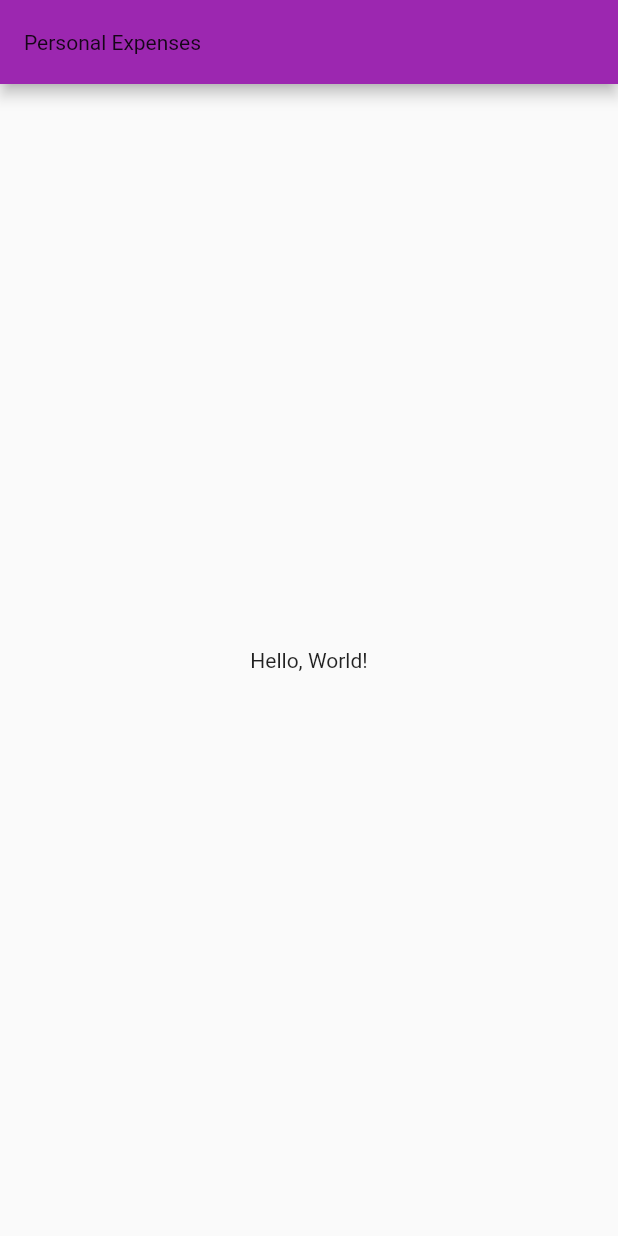
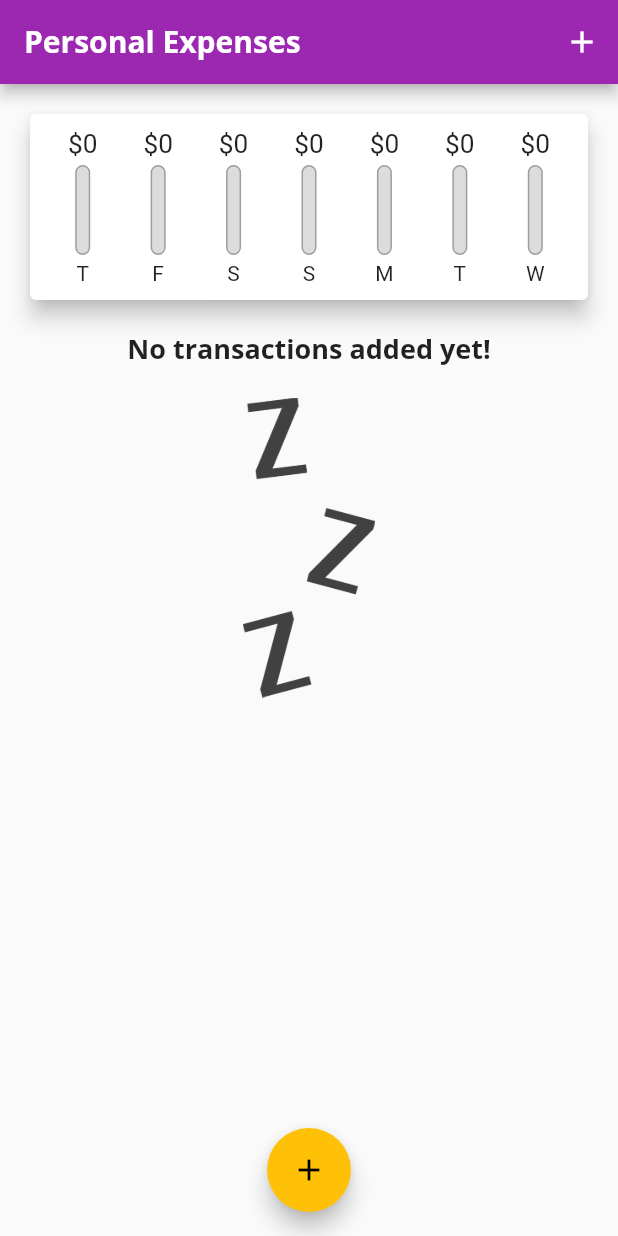
Before and after one commit to abhishekmobstac/flutter-practice, a Flutter app: the screen it shows after launch, on a phone screen of 412 x 824 dp. Run offline on Flutter 3.47's test engine with Material 2 defaults, Android fonts, the phone set to English and light mode, and no system bars.

Commit message:
expense app completed

```diff
--- a/expenses_app/lib/main.dart
+++ b/expenses_app/lib/main.dart
@@ -1,13 +1,13 @@
 import 'package:flutter/material.dart';
 
-void main() {
-  runApp(const MyApp());
-}
+import './widgets/new_transaction.dart';
+import './widgets/transaction_list.dart';
+import './widgets/chart.dart';
+import './models/transaction.dart';
+
+void main() => runApp(MyApp());
 
 class MyApp extends StatelessWidget {
-  const MyApp({Key? key}) : super(key: key);
-
-  // This widget is the root of your application.
   @override
   Widget build(BuildContext context) {
     return MaterialApp(
@@ -15,50 +15,124 @@ class MyApp extends StatelessWidget {
       theme: ThemeData(
           primarySwatch: Colors.purple,
           accentColor: Colors.amber,
+          // errorColor: Colors.red,
           fontFamily: 'Quicksand',
           textTheme: ThemeData.light().textTheme.copyWith(
-              titleMedium: const TextStyle(
+                headline6: const TextStyle(
                   fontFamily: 'OpenSans',
+                  fontWeight: FontWeight.bold,
                   fontSize: 18,
-                fontWeight: FontWeight.bold,
                 ),
-              button: TextStyle(color: Colors.white),
+                button: const TextStyle(color: Colors.white),
               ),
           appBarTheme: AppBarTheme(
             textTheme: ThemeData.light().textTheme.copyWith(
-                titleMedium: const TextStyle(
+                  headline6: const TextStyle(
                     fontFamily: 'OpenSans',
                     fontSize: 20,
                     fontWeight: FontWeight.bold,
                   ),
                 ),
-        ),
-      ),
+          )),
       home: MyHomePage(),
     );
   }
 }
 
 class MyHomePage extends StatefulWidget {
+  // String titleInput;
+  // String amountInput;
   @override
-  State<MyHomePage> createState() => _MyHomePageState();
+  _MyHomePageState createState() => _MyHomePageState();
 }
 
 class _MyHomePageState extends State<MyHomePage> {
+  final List<Transaction> _userTransactions = [
+    // Transaction(
+    //   id: 't1',
+    //   title: 'New Shoes',
+    //   amount: 69.99,
+    //   date: DateTime.now(),
+    // ),
+    // Transaction(
+    //   id: 't2',
+    //   title: 'Weekly Groceries',
+    //   amount: 16.53,
+    //   date: DateTime.now(),
+    // ),
+  ];
+
+  List<Transaction> get _recentTransactions {
+    return _userTransactions.where((tx) {
+      return tx.date.isAfter(
+        DateTime.now().subtract(
+          const Duration(days: 7),
+        ),
+      );
+    }).toList();
+  }
+
+  void _addNewTransaction(
+      String txTitle, double txAmount, DateTime chosenDate) {
+    final newTx = Transaction(
+      title: txTitle,
+      amount: txAmount,
+      date: chosenDate,
+      id: DateTime.now().toString(),
+    );
+
+    setState(() {
+      _userTransactions.add(newTx);
+    });
+  }
+
+  void _startAddNewTransaction(BuildContext ctx) {
+    showModalBottomSheet(
+      context: ctx,
+      builder: (_) {
+        return GestureDetector(
+          onTap: () {},
+          child: NewTransaction(_addNewTransaction),
+          behavior: HitTestBehavior.opaque,
+        );
+      },
+    );
+  }
+
+  void _deleteTransaction(String id) {
+    setState(() {
+      _userTransactions.removeWhere((tx) => tx.id == id);
+    });
+  }
+
   @override
   Widget build(BuildContext context) {
-    // This method is rerun every time setState is called, for instance as done
-    // by the _incrementCounter method above.
-    //
-    // The Flutter framework has been optimized to make rerunning build methods
-    // fast, so that you can just rebuild anything that needs updating rather
-    // than having to individually change instances of widgets.
     return Scaffold(
       appBar: AppBar(
-        title: const Text('Personal Expenses'),
+        title: const Text(
+          'Personal Expenses',
         ),
-      body: const Center(
-        child: Text('Hello, World!'),
+        actions: <Widget>[
+          IconButton(
+            icon: const Icon(Icons.add),
+            onPressed: () => _startAddNewTransaction(context),
+          ),
+        ],
+      ),
+      body: SingleChildScrollView(
+        child: Column(
+          // mainAxisAlignment: MainAxisAlignment.start,
+          crossAxisAlignment: CrossAxisAlignment.stretch,
+          children: <Widget>[
+            Chart(_recentTransactions),
+            TransactionList(_userTransactions, _deleteTransaction),
+          ],
+        ),
+      ),
+      floatingActionButtonLocation: FloatingActionButtonLocation.centerFloat,
+      floatingActionButton: FloatingActionButton(
+        child: const Icon(Icons.add),
+        onPressed: () => _startAddNewTransaction(context),
       ),
     );
   }
--- /dev/null
+++ b/expenses_app/lib/models/transaction.dart
@@ -0,0 +1,13 @@
+class Transaction {
+  final String id;
+  final String title;
+  final double amount;
+  final DateTime date;
+
+  Transaction({
+    required this.id,
+    required this.title,
+    required this.amount,
+    required this.date,
+  });
+}
--- /dev/null
+++ b/expenses_app/lib/widgets/chart.dart
@@ -0,0 +1,65 @@
+import 'package:flutter/material.dart';
+import 'package:intl/intl.dart';
+
+import './chart_bar.dart';
+import '../models/transaction.dart';
+
+class Chart extends StatelessWidget {
+  final List<Transaction> recentTransactions;
+
+  Chart(this.recentTransactions);
+
+  List<Map<String, Object>> get groupedTransactionValues {
+    return List.generate(7, (index) {
+      final weekDay = DateTime.now().subtract(
+        Duration(days: index),
+      );
+      var totalSum = 0.0;
+
+      for (var i = 0; i < recentTransactions.length; i++) {
+        if (recentTransactions[i].date.day == weekDay.day &&
+            recentTransactions[i].date.month == weekDay.month &&
+            recentTransactions[i].date.year == weekDay.year) {
+          totalSum += recentTransactions[i].amount;
+        }
+      }
+
+      return {
+        'day': DateFormat.E().format(weekDay).substring(0, 1),
+        'amount': totalSum,
+      };
+    }).reversed.toList();
+  }
+
+  double get totalSpending {
+    return groupedTransactionValues.fold(0.0, (sum, item) {
+      return sum + (item['amount'] as double);
+    });
+  }
+
+  @override
+  Widget build(BuildContext context) {
+    return Card(
+      elevation: 6,
+      margin: EdgeInsets.all(20),
+      child: Padding(
+        padding: EdgeInsets.all(10),
+        child: Row(
+          mainAxisAlignment: MainAxisAlignment.spaceAround,
+          children: groupedTransactionValues.map((data) {
+            return Flexible(
+              fit: FlexFit.tight,
+              child: ChartBar(
+                data['day'] as String,
+                data['amount'] as double,
+                totalSpending == 0.0
+                    ? 0.0
+                    : (data['amount'] as double) / totalSpending,
+              ),
+            );
+          }).toList(),
+        ),
+      ),
+    );
+  }
+}
--- /dev/null
+++ b/expenses_app/lib/widgets/chart_bar.dart
@@ -0,0 +1,54 @@
+import 'package:flutter/material.dart';
+
+class ChartBar extends StatelessWidget {
+  final String label;
+  final double spendingAmount;
+  final double spendingPctOfTotal;
+
+  ChartBar(this.label, this.spendingAmount, this.spendingPctOfTotal);
+
+  @override
+  Widget build(BuildContext context) {
+    return Column(
+      children: <Widget>[
+        Container(
+          height: 20,
+          child: FittedBox(
+            child: Text('\$${spendingAmount.toStringAsFixed(0)}'),
+          ),
+        ),
+        SizedBox(
+          height: 4,
+        ),
+        Container(
+          height: 60,
+          width: 10,
+          child: Stack(
+            children: <Widget>[
+              Container(
+                decoration: BoxDecoration(
+                  border: Border.all(color: Colors.grey, width: 1.0),
+                  color: Color.fromRGBO(220, 220, 220, 1),
+                  borderRadius: BorderRadius.circular(10),
+                ),
+              ),
+              FractionallySizedBox(
+                heightFactor: spendingPctOfTotal,
+                child: Container(
+                  decoration: BoxDecoration(
+                    color: Theme.of(context).primaryColor,
+                    borderRadius: BorderRadius.circular(10),
+                  ),
+                ),
+              ),
+            ],
+          ),
+        ),
+        SizedBox(
+          height: 4,
+        ),
+        Text(label),
+      ],
+    );
+  }
+}
--- /dev/null
+++ b/expenses_app/lib/widgets/transaction_list.dart
@@ -0,0 +1,71 @@
+import 'package:flutter/material.dart';
+import 'package:intl/intl.dart';
+
+import '../models/transaction.dart';
+
+class TransactionList extends StatelessWidget {
+  final List<Transaction> transactions;
+  final Function deleteTx;
+
+  TransactionList(this.transactions, this.deleteTx);
+
+  @override
+  Widget build(BuildContext context) {
+    return Container(
+      height: 450,
+      child: transactions.isEmpty
+          ? Column(
+              children: <Widget>[
+                Text(
+                  'No transactions added yet!',
+                  style: Theme.of(context).textTheme.headline6,
+                ),
+                SizedBox(
+                  height: 20,
+                ),
+                Container(
+                    height: 200,
+                    child: Image.asset(
+                      'assets/images/waiting.png',
+                      fit: BoxFit.cover,
+                    )),
+              ],
+            )
+          : ListView.builder(
+              itemBuilder: (ctx, index) {
+                return Card(
+                  elevation: 5,
+                  margin: EdgeInsets.symmetric(
+                    vertical: 8,
+                    horizontal: 5,
+                  ),
+                  child: ListTile(
+                    leading: CircleAvatar(
+                      radius: 30,
+                      child: Padding(
+                        padding: EdgeInsets.all(6),
+                        child: FittedBox(
+                          child: Text('\$${transactions[index].amount}'),
+                        ),
+                      ),
+                    ),
+                    title: Text(
+                      transactions[index].title,
+                      style: Theme.of(context).textTheme.headline6,
+                    ),
+                    subtitle: Text(
+                      DateFormat.yMMMd().format(transactions[index].date),
+                    ),
+                    trailing: IconButton(
+                      icon: Icon(Icons.delete),
+                      color: Theme.of(context).errorColor,
+                      onPressed: () => deleteTx(transactions[index].id),
+                    ),
+                  ),
+                );
+              },
+              itemCount: transactions.length,
+            ),
+    );
+  }
+}
```
Also changed, not shown: expenses_app/lib/widgets/new_transaction.dart (added, +114 -0 lines), expenses_app/pubspec.yaml (+14 -13 lines), expenses_app/assets/fonts/OpenSans-Bold.ttf (added), expenses_app/assets/fonts/OpenSans-Regular.ttf (added), expenses_app/assets/fonts/Quicksand-Bold.ttf (added), expenses_app/assets/fonts/Quicksand-Light.ttf (added), expenses_app/assets/fonts/Quicksand-Medium.ttf (added), expenses_app/assets/fonts/Quicksand-Regular.ttf (added), expenses_app/assets/images/waiting.png (added), expenses_app/pubspec.lock, 2 other files. Lines whose indentation alone changed are shown as unchanged.
